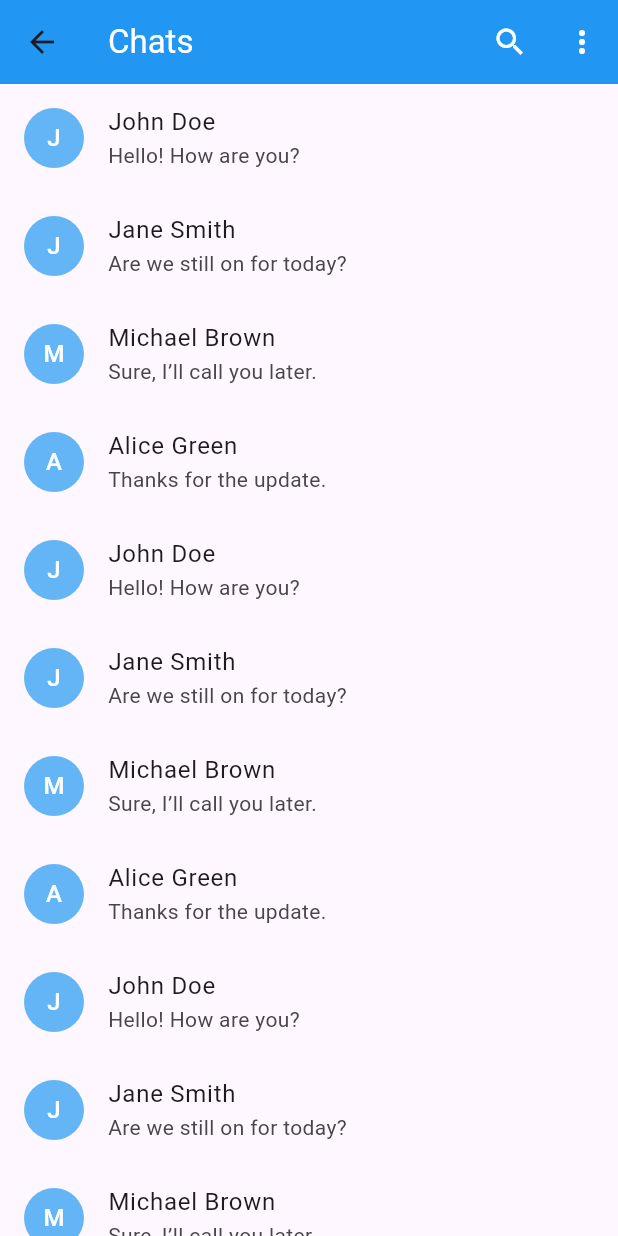
After one commit to saleemAlkadour1/promotion_dashboard, a Flutter app: the Chats screen opened directly, on a phone screen of 412 x 824 dp. The commit adds this screen. Run offline on Flutter 3.47's test engine with Material 3 defaults, Android fonts, the phone set to English and light mode, and no system bars; our stand-ins replace cached_network_image, connectivity_plus, device_preview, dio, expandable_page_view, file_picker and 5 more; accounts and stored records are empty; project files that could hold a hidden picture were left out.

Commit message:
1- Create chats screen with its widgets 2- Create update category screen 3- Create show category screen

```diff
--- /dev/null
+++ b/lib/controller/chats_controller.dart
@@ -0,0 +1,61 @@
+import 'package:flutter/material.dart';
+import 'package:get/get.dart';
+
+abstract class ChatsController extends GetxController {
+  List<Map<String, String>> getChatList();
+  void openChat(int index);
+  void sendMessage(String message);
+  late TextEditingController messageController;
+}
+
+class ChatsControllerImp extends ChatsController {
+  @override
+  void onInit() {
+    super.onInit();
+    messageController = TextEditingController();
+  }
+
+  List<Map<String, String>> chats = [
+    {"name": "John Doe", "lastMessage": "Hello! How are you?"},
+    {"name": "Jane Smith", "lastMessage": "Are we still on for today?"},
+    {"name": "Michael Brown", "lastMessage": "Sure, I’ll call you later."},
+    {"name": "Alice Green", "lastMessage": "Thanks for the update."},
+    {"name": "John Doe", "lastMessage": "Hello! How are you?"},
+    {"name": "Jane Smith", "lastMessage": "Are we still on for today?"},
+    {"name": "Michael Brown", "lastMessage": "Sure, I’ll call you later."},
+    {"name": "Alice Green", "lastMessage": "Thanks for the update."},
+    {"name": "John Doe", "lastMessage": "Hello! How are you?"},
+    {"name": "Jane Smith", "lastMessage": "Are we still on for today?"},
+    {"name": "Michael Brown", "lastMessage": "Sure, I’ll call you later."},
+    {"name": "Alice Green", "lastMessage": "Thanks for the update."},
+  ];
+
+  String? activeChatName;
+  List<String> messages = [];
+
+  @override
+  List<Map<String, String>> getChatList() {
+    return chats;
+  }
+
+  @override
+  void openChat(int index) {
+    activeChatName = chats[index]["name"];
+    messages = []; // تفريغ الرسائل لبدء محادثة جديدة
+    update();
+  }
+
+  @override
+  void sendMessage(String message) {
+    if (message.trim().isNotEmpty) {
+      messages.add(message);
+      update();
+    }
+  }
+
+  @override
+  void dispose() {
+    super.dispose();
+    messageController.dispose();
+  }
+}
--- a/lib/controller/home_controller.dart
+++ b/lib/controller/home_controller.dart
@@ -11,6 +11,7 @@ class HomeControllerImp extends HomeController {
     DrawerItems.categoriesManagement.screen,
     DrawerItems.productsManagement.screen,
     DrawerItems.transaction.screen,
+    DrawerItems.chats.screen,
     DrawerItems.notifications.screen,
     DrawerItems.faq.screen,
     DrawerItems.settings.screen,
--- a/lib/core/constants/assets.dart
+++ b/lib/core/constants/assets.dart
@@ -19,6 +19,8 @@ class Assets {
   static const String imagesSvgBalance = "assets/images/svg/balance.svg";
 
   static const String imagesSvgCategories = "assets/images/svg/categories.svg";
+
+  static const String imagesSvgChats = "assets/images/svg/chats.svg";
 
   static const String imagesSvgDashboard = "assets/images/svg/dashboard.svg";
 
@@ -44,8 +46,6 @@ class Assets {
 
   static const String imagesSvgMyInvestments = "assets/images/svg/my_investments.svg";
 
-  static const String imagesSvgMyTransctions = "assets/images/svg/my_transctions.svg";
-
   static const String imagesSvgNotifications = "assets/images/svg/notifications.svg";
 
   static const String imagesSvgProducts = "assets/images/svg/products.svg";
--- a/lib/core/constants/routes.dart
+++ b/lib/core/constants/routes.dart
@@ -20,4 +20,5 @@ abstract class AppRoutes {
   static String proudctsSection = '/proudcts_section';
   static String requestNumber = '/request_number';
   static String detailsRequestNumber = '/details_request_number';
+  static String category = '/category';
 }
--- a/lib/routes/end_points.dart
+++ b/lib/routes/end_points.dart
@@ -42,6 +42,8 @@ final class Store {
   final String productsData = '${EndPoints.baseApi}/store/products';
   final String categoriesData = '${EndPoints.baseApi}/store/product-categories';
   final String createCategory = '${EndPoints.baseApi}/store/product-categories';
+  final String updateCategory =
+      '${EndPoints.baseApi}/store/product-categories/{id}';
   final String deleteCategory =
       '${EndPoints.baseApi}/store/product-categories/{id}';
 }
--- a/lib/routes/getx_route.dart
+++ b/lib/routes/getx_route.dart
@@ -1,8 +1,10 @@
 import 'package:get/get.dart';
+import 'package:promotion_dashboard/core/constants/routes.dart';
+import 'package:promotion_dashboard/view/screens/categories/category.dart';
 
 List<GetPage<dynamic>>? getPages = [
   // GetPage(name: '/', page: () => const Onbording(), middlewares: [
   //   MyMiddleWare(),
   // ]),
-  // GetPage(name: AppRoutes.onbording, page: () => const Onbording()),
+  GetPage(name: AppRoutes.category, page: () => const Category()),
 ];
--- a/lib/view/screens/categories_management.dart
+++ b/lib/view/screens/categories/categories_management.dart
@@ -7,7 +7,7 @@ import 'package:get/get.dart';
 import 'package:promotion_dashboard/controller/categories/categories_management_controller.dart';
 import 'package:promotion_dashboard/core/constants/app_colors.dart';
 import 'package:promotion_dashboard/core/constants/app_text/app_text_styles.dart';
-import 'package:promotion_dashboard/view/screens/category.dart';
+import 'package:promotion_dashboard/view/screens/categories/category.dart';
 import 'package:promotion_dashboard/view/widgets/category/sf_data_grid_categories.dart';
 import 'package:promotion_dashboard/view/widgets/general/custom_button.dart';
 
--- /dev/null
+++ b/lib/view/screens/chats.dart
@@ -0,0 +1,43 @@
+// ignore_for_file: prefer_const_constructors
+
+import 'package:flutter/material.dart';
+import 'package:get/get.dart';
+import 'package:promotion_dashboard/controller/chats_controller.dart';
+import 'package:promotion_dashboard/view/widgets/messages/chat_list.dart';
+import 'package:promotion_dashboard/view/widgets/messages/show_chat.dart';
+
+class Chats extends StatelessWidget {
+  const Chats({super.key});
+  @override
+  Widget build(BuildContext context) {
+    Get.put(ChatsControllerImp());
+    return LayoutBuilder(
+      builder: (context, constraints) {
+        // الشاشات الكبيرة
+        if (constraints.maxWidth > 600) {
+          return Scaffold(
+            backgroundColor: Colors.blue[50],
+            body: Row(
+              children: [
+                Expanded(
+                  flex: 2,
+                  child: ChatList(),
+                ),
+                VerticalDivider(
+                  color: Colors.blue[200],
+                  width: 1,
+                ),
+                Expanded(
+                  flex: 3,
+                  child: ShowChat(),
+                ),
+              ],
+            ),
+          );
+        }
+        // شاشات الموبايل والتابلت
+        return ChatList();
+      },
+    );
+  }
+}
--- a/lib/view/widgets/general/custom_text_field.dart
+++ b/lib/view/widgets/general/custom_text_field.dart
@@ -4,12 +4,14 @@ class CustomTextField extends StatelessWidget {
   final TextEditingController controller;
   final String label;
   final TextInputType inputType;
+  final bool? enabled;
 
   const CustomTextField({
     super.key,
     required this.controller,
     required this.label,
     this.inputType = TextInputType.text,
+    this.enabled,
   });
 
   @override
@@ -17,6 +19,7 @@ class CustomTextField extends StatelessWidget {
     return TextField(
       controller: controller,
       decoration: InputDecoration(
+          enabled: enabled ?? true,
           labelText: label,
           border: buildBorder(),
           focusedBorder: buildBorder()),
--- a/lib/view/widgets/general/drawer/custom_dawer.dart
+++ b/lib/view/widgets/general/drawer/custom_dawer.dart
@@ -6,7 +6,8 @@ import 'package:promotion_dashboard/controller/drawer_controller.dart';
 import 'package:promotion_dashboard/core/constants/app_colors.dart';
 import 'package:promotion_dashboard/core/constants/assets.dart';
 import 'package:promotion_dashboard/data/model/user_info_model.dart';
-import 'package:promotion_dashboard/view/screens/categories_management.dart';
+import 'package:promotion_dashboard/view/screens/categories/categories_management.dart';
+import 'package:promotion_dashboard/view/screens/chats.dart';
 import 'package:promotion_dashboard/view/screens/dashboard.dart';
 import 'package:promotion_dashboard/view/screens/products_management.dart';
 import 'package:promotion_dashboard/view/widgets/general/drawer/drawer_item.dart';
@@ -98,6 +99,17 @@ class CustomDawer extends StatelessWidget {
                     },
                   ),
                   DrawerItem(
+                    title: 'Chats',
+                    imagePath: Assets.imagesSvgChats,
+                    isActive:
+                        controller.selectedIndex == DrawerItems.chats.value
+                            ? true
+                            : false,
+                    onTap: () {
+                      controller.updateIndex(DrawerItems.chats.value);
+                    },
+                  ),
+                  DrawerItem(
                     title: 'FQA',
                     imagePath: Assets.imagesSvgFqa,
                     isActive: controller.selectedIndex == DrawerItems.faq.value
@@ -144,9 +156,10 @@ enum DrawerItems {
   categoriesManagement(1, CategoriesManagement()),
   productsManagement(2, ProductsManagement()),
   transaction(3, SizedBox()),
-  notifications(4, SizedBox()),
-  faq(5, SizedBox()),
-  settings(6, SizedBox());
+  chats(4, Chats()),
+  notifications(5, SizedBox()),
+  faq(6, SizedBox()),
+  settings(7, SizedBox());
 
   final int value;
   final Widget screen;
--- /dev/null
+++ b/lib/view/widgets/messages/chat_list.dart
@@ -0,0 +1,65 @@
+// ignore_for_file: prefer_const_constructors
+
+import 'package:flutter/material.dart';
+import 'package:get/get.dart';
+import 'package:promotion_dashboard/controller/chats_controller.dart';
+import 'package:promotion_dashboard/view/widgets/messages/show_chat.dart';
+
+class ChatList extends StatelessWidget {
+  const ChatList({super.key});
+
+  @override
+  Widget build(BuildContext context) {
+    return GetBuilder<ChatsControllerImp>(builder: (controller) {
+      return Scaffold(
+        appBar: AppBar(
+          backgroundColor: Colors.blue,
+          title: Text(
+            'Chats',
+            style: TextStyle(color: Colors.white),
+          ),
+          actions: [
+            IconButton(
+                icon: Icon(Icons.search, color: Colors.white),
+                onPressed: () {}),
+            PopupMenuButton<String>(
+              onSelected: (value) {},
+              icon: Icon(Icons.more_vert, color: Colors.white),
+              itemBuilder: (context) {
+                return ['Settings', 'Log Out']
+                    .map((e) => PopupMenuItem<String>(
+                          value: e,
+                          child: Text(e),
+                        ))
+                    .toList();
+              },
+            ),
+          ],
+        ),
+        body: ListView.builder(
+          itemCount: controller.getChatList().length,
+          itemBuilder: (context, index) {
+            final chat = controller.getChatList()[index];
+            return ListTile(
+              leading: CircleAvatar(
+                backgroundColor: Colors.blue[300],
+                child: Text(
+                  chat['name']![0],
+                  style: TextStyle(color: Colors.white),
+                ),
+              ),
+              title: Text(chat['name']!),
+              subtitle: Text(chat['lastMessage']!),
+              onTap: () {
+                controller.openChat(index);
+                if (MediaQuery.of(context).size.width <= 600) {
+                  Get.to(() => ShowChat());
+                }
+              },
+            );
+          },
+        ),
+      );
+    });
+  }
+}
```
Also changed, not shown: lib/controller/categories/show_category_controller.dart (added, +42 -0 lines), lib/controller/categories/update_category_controller.dart (added, +149 -0 lines), lib/data/resource/categories_data.dart (+9 -0 lines), lib/view/screens/categories/show_category.dart (added, +77 -0 lines), lib/view/screens/categories/update_category.dart (added, +110 -0 lines), lib/view/widgets/category/sf_data_grid_categories.dart (+22 -20 lines), lib/view/widgets/messages/show_chat.dart (added, +83 -0 lines), assets/images/svg/chats.svg (added), lib/view/screens/categories/category.dart (renamed from lib/view/screens/category.dart).
